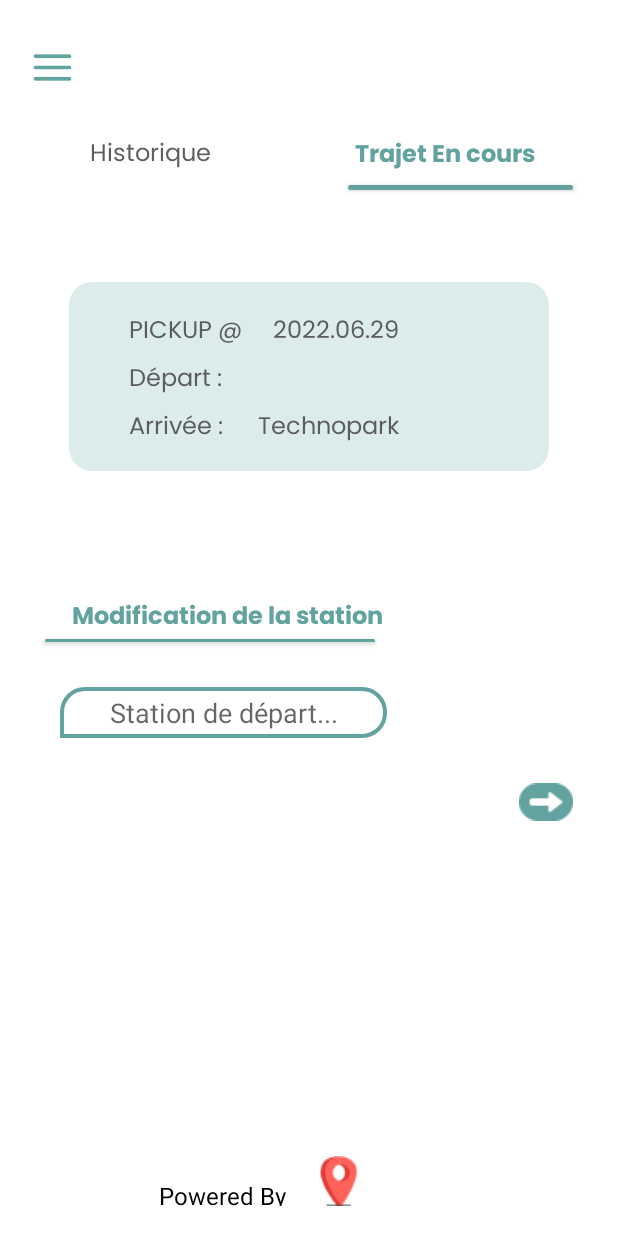
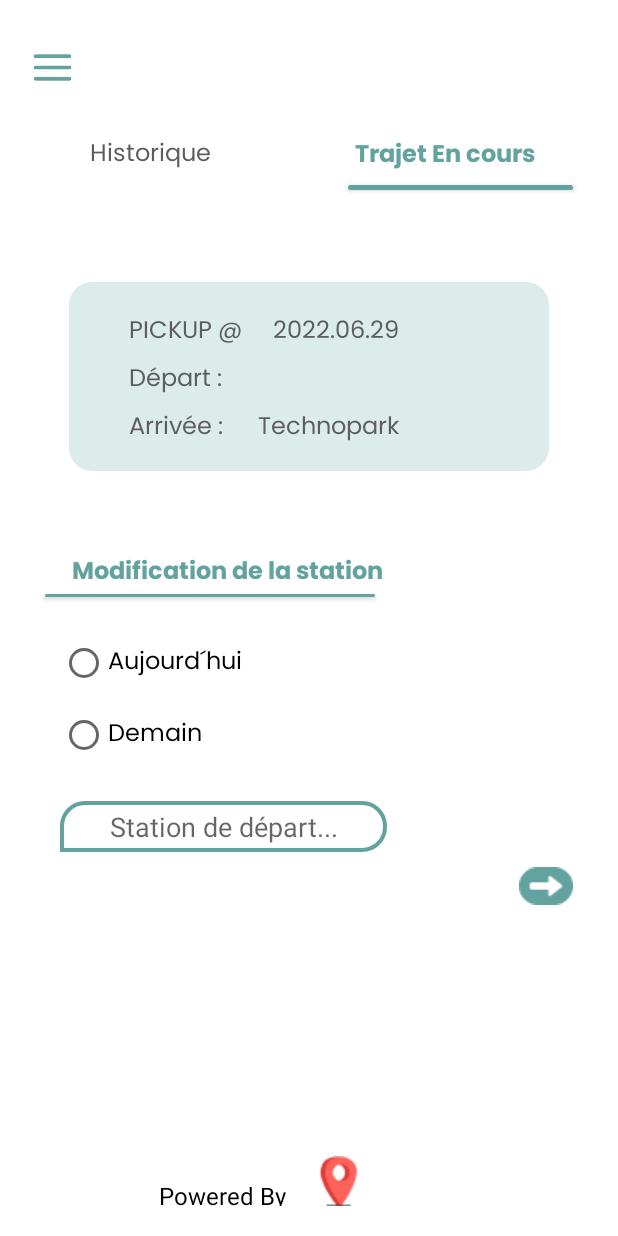
Before and after one commit to nouhelion/Transport_Employee, an Android app: the tencours_employee screen opened directly, with no data from a screen before it, on a phone screen of 412 x 824 dp. Run offline under Robolectric (Android 15) with nearby library versions, the phone set to English and light mode, and no system bars; our stand-ins replace Firebase (no records; nobody signed in at launch, a user with empty details on screens opened directly).

Commit message:
change station done
uwu yes yes uwu

```diff
--- a/app/src/main/java/com/example/templo/tencours_employee.java
+++ b/app/src/main/java/com/example/templo/tencours_employee.java
@@ -7,24 +7,39 @@ import androidx.constraintlayout.widget.ConstraintLayout;
 import android.content.Intent;
 import android.os.Bundle;
 import android.view.View;
+import android.widget.EditText;
 import android.widget.ImageView;
+import android.widget.RadioButton;
+import android.widget.RadioGroup;
 import android.widget.TextView;
+import android.widget.Toast;
 
 import com.google.android.gms.tasks.OnCompleteListener;
+import com.google.android.gms.tasks.OnSuccessListener;
 import com.google.android.gms.tasks.Task;
 import com.google.firebase.auth.FirebaseAuth;
 import com.google.firebase.auth.FirebaseUser;
 import com.google.firebase.firestore.DocumentReference;
 import com.google.firebase.firestore.DocumentSnapshot;
 import com.google.firebase.firestore.FirebaseFirestore;
+import com.google.firebase.firestore.QueryDocumentSnapshot;
+import com.google.firebase.firestore.QuerySnapshot;
 
+import java.io.ObjectInputStream;
 import java.text.SimpleDateFormat;
+import java.util.Calendar;
 import java.util.Date;
 
 public class tencours_employee extends AppCompatActivity {
-    ImageView menu;
+    ImageView menu,add;
     ConstraintLayout details;
     TextView history,depart,date;
+    EditText editStation;
+    Integer tod,tom,currentHour;
+    Calendar rightNow;
+    RadioGroup radioGroup;
+    RadioButton today,tomorrow;
+    String currentDateandTime,time,Dept;
     // creating a variable for firebasefirestore.
     private FirebaseUser user;
     FirebaseFirestore db= FirebaseFirestore.getInstance();
@@ -58,10 +73,74 @@ public class tencours_employee extends AppCompatActivity {
             }
         });
         SimpleDateFormat sdf = new SimpleDateFormat("yyyy.MM.dd");
-        String currentDateandTime = sdf.format(new Date());
+        currentDateandTime = sdf.format(new Date());
+        SimpleDateFormat sf = new SimpleDateFormat("HH:mm");
+        time = sf.format(new Date());
         depart=(TextView) findViewById(R.id.stationDepart);
         date=(TextView) findViewById(R.id.date);
         date.setText(currentDateandTime);
+
+
+
+        //radio shit
+        radioGroup = (RadioGroup)findViewById(R.id.group);
+        today=(RadioButton)findViewById(R.id.today);//1000080
+        tomorrow=(RadioButton)findViewById(R.id.tomorrow);//1000018
+
+
+
+
+
+        rightNow = Calendar.getInstance();
+        currentHour =rightNow.get(Calendar.HOUR);
+        // initializing our edittext
+        editStation=(EditText) findViewById(R.id.dep);
+
+        add=(ImageView) findViewById(R.id.arrow);
+        add.setOnClickListener(new View.OnClickListener() {
+            @Override
+            public void onClick(View view) {
+                Dept=editStation.getText().toString();
+                int btn = radioGroup.getCheckedRadioButtonId();
+                switch (btn) {
+                    case R.id.today:
+                        if(currentHour<07){
+                            db.collection("Employe")
+                                    .document(user.getUid())
+                                    .update("station",Dept)
+                                    .addOnSuccessListener(new OnSuccessListener<Void>() {
+                                        @Override
+                                        public void onSuccess(Void aVoid) {
+                                            Toast.makeText(tencours_employee.this, "changement de "+Dept, Toast.LENGTH_LONG).show();
+                                        }
+                                    });
+                        }else if (currentHour>7) {
+                            Toast.makeText(tencours_employee.this, "Impossible de changer la station", Toast.LENGTH_LONG).show();
+                        }
+                        break;
+                    case R.id.tomorrow:
+                        //other checks for the other RadioButtons ids from the RadioGroup
+                        db.collection("Employe")
+                                .document(user.getUid())
+                                .update("station",Dept)
+                                .addOnSuccessListener(new OnSuccessListener<Void>() {
+                                    @Override
+                                    public void onSuccess(Void aVoid) {
+                                        Toast.makeText(tencours_employee.this, "changement de station Réussie pour demain", Toast.LENGTH_LONG).show();
+                                    }
+                                });
+                        break;
+                    case -1:
+                        // no RadioButton is checked inthe Radiogroup
+                        Toast.makeText(tencours_employee.this, "Veuillez choisir la journée", Toast.LENGTH_LONG).show();
+                        break;
+                }
+
+
+            }
+        });
+
+
     }
 
     @Override
--- a/app/src/main/res/layout/activity_tencours_employee.xml
+++ b/app/src/main/res/layout/activity_tencours_employee.xml
@@ -142,7 +142,7 @@
         android:layout_width="220dp"
         android:layout_height="18dp"
         android:layout_marginStart="48dp"
-        android:layout_marginTop="84dp"
+        android:layout_marginTop="54dp"
         android:fontFamily="@font/poppins_bold"
         android:text="@string/modificatio"
         android:textAppearance="@style/modificatio"
@@ -161,26 +161,55 @@
         app:layout_constraintTop_toBottomOf="@+id/chang"
         tools:ignore="SpeakableTextPresentCheck,TouchTargetSizeCheck" />
 
+    <RadioGroup
+        android:layout_width="wrap_content"
+        android:layout_height="wrap_content"
+        android:layout_marginTop="20dp"
+       android:layout_marginStart="40dp"
+        app:layout_constraintStart_toStartOf="parent"
+        app:layout_constraintTop_toBottomOf="@id/bar2"
+        android:id="@+id/group">
+
+        <RadioButton
+            android:id="@+id/today"
+            android:layout_width="wrap_content"
+            android:layout_height="wrap_content"
+            android:fontFamily="@font/poppins"
+            android:minHeight="48dp"
+            android:text="@string/today"
+            android:textAppearance="@style/historique_" />
+
+        <RadioButton
+            android:id="@+id/tomorrow"
+            android:layout_width="wrap_content"
+            android:layout_height="wrap_content"
+            android:fontFamily="@font/poppins"
+            android:minHeight="48dp"
+            android:text="@string/tomorrow"
+            android:textAppearance="@style/historique_" />
+    </RadioGroup>
+
+
     <EditText
         android:id="@+id/dep"
         android:layout_width="218dp"
         android:layout_height="34dp"
         android:layout_marginStart="40dp"
-        android:layout_marginTop="30dp"
+        android:layout_marginTop="20dp"
         android:background="@drawable/input"
         android:gravity="center"
         android:hint="@string/station_de_"
         android:importantForAutofill="no"
         android:inputType="text"
         app:layout_constraintStart_toStartOf="parent"
-        app:layout_constraintTop_toBottomOf="@+id/bar2"
+        app:layout_constraintTop_toBottomOf="@+id/group"
         tools:ignore="TouchTargetSizeCheck,TextContrastCheck,DuplicateSpeakableTextCheck" />
 
     <ImageView
         android:id="@+id/arrow"
         android:layout_width="36dp"
         android:layout_height="25dp"
-        android:layout_marginTop="30dp"
+        android:layout_marginTop="10dp"
         android:layout_marginEnd="30dp"
         android:contentDescription="@string/station_de_"
         android:src="@drawable/arrow"
--- a/app/src/main/res/values/strings.xml
+++ b/app/src/main/res/values/strings.xml
@@ -64,4 +64,6 @@
     <string name="Couleur_vehicule">Couleur véhicule :</string>
     <string name="Type_vehicule">Marque véhicule :</string>
     <string name="cause">Aucun Retart pour le moment</string>
+    <string name="today">Aujourd´hui</string>
+    <string name="tomorrow">Demain</string>
 </resources>
```
